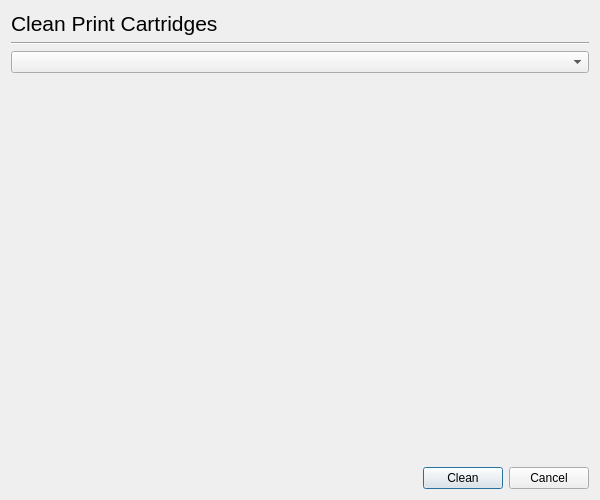
This is ui4/cleandialog_base.ui in mwilck/hplip as Qt 5 draws it before an edit. The edited form follows.
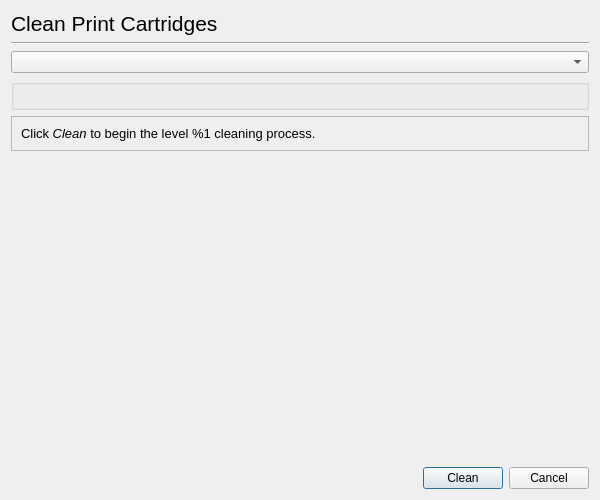
This is the edited form. Custom widgets are drawn as their Qt base class.

```diff
--- a/ui4/cleandialog_base.ui
+++ b/ui4/cleandialog_base.ui
@@ -35,20 +35,55 @@
    <item row="2" column="0" colspan="3" >
     <widget class="DeviceUriComboBox" name="DeviceComboBox" />
    </item>
-   <item row="3" column="0" >
+   <item row="3" column="0" colspan="3" >
+    <widget class="LoadPaperGroupBox" name="LoadPaper" >
+     <property name="title" >
+      <string/>
+     </property>
+    </widget>
+   </item>
+   <item row="4" column="0" colspan="3" >
+    <widget class="QFrame" name="frame" >
+     <property name="frameShape" >
+      <enum>QFrame::StyledPanel</enum>
+     </property>
+     <property name="frameShadow" >
+      <enum>QFrame::Raised</enum>
+     </property>
+     <layout class="QGridLayout" >
+      <item row="0" column="0" >
+       <widget class="QLabel" name="Prompt" >
+        <property name="text" >
+         <string>&lt;html>&lt;head>&lt;meta name="qrichtext" content="1" />&lt;style type="text/css">
+p, li { white-space: pre-wrap; }
+&lt;/style>&lt;/head>&lt;body style=" font-family:'Sans Serif'; font-size:9pt; font-weight:400; font-style:normal;">
+&lt;p style=" margin-top:0px; margin-bottom:0px; margin-left:0px; margin-right:0px; -qt-block-indent:0; text-indent:0px; font-family:'DejaVu Sans'; font-size:10pt;">Click&lt;span style=" font-style:italic;"> Clean&lt;/span> to begin the level %1 cleaning process.&lt;/p>&lt;/body>&lt;/html></string>
+        </property>
+        <property name="textFormat" >
+         <enum>Qt::RichText</enum>
+        </property>
+        <property name="wordWrap" >
+         <bool>true</bool>
+        </property>
+       </widget>
+      </item>
+     </layout>
+    </widget>
+   </item>
+   <item row="5" column="0" colspan="3" >
     <spacer>
      <property name="orientation" >
       <enum>Qt::Vertical</enum>
      </property>
      <property name="sizeHint" >
       <size>
-       <width>20</width>
-       <height>301</height>
+       <width>571</width>
+       <height>71</height>
       </size>
      </property>
     </spacer>
    </item>
-   <item row="4" column="0" >
+   <item row="6" column="0" >
     <spacer>
      <property name="orientation" >
       <enum>Qt::Horizontal</enum>
@@ -61,14 +96,14 @@
      </property>
     </spacer>
    </item>
-   <item row="4" column="1" >
+   <item row="6" column="1" >
     <widget class="QPushButton" name="CleanButton" >
      <property name="text" >
       <string>Clean</string>
      </property>
     </widget>
    </item>
-   <item row="4" column="2" >
+   <item row="6" column="2" >
     <widget class="QPushButton" name="CancelButton" >
      <property name="text" >
       <string>Cancel</string>
@@ -83,6 +118,12 @@
    <extends>QComboBox</extends>
    <header>deviceuricombobox.h</header>
   </customwidget>
+  <customwidget>
+   <class>LoadPaperGroupBox</class>
+   <extends>QGroupBox</extends>
+   <header>loadpapergroupbox.h</header>
+   <container>1</container>
+  </customwidget>
  </customwidgets>
  <resources/>
  <connections/>
```
